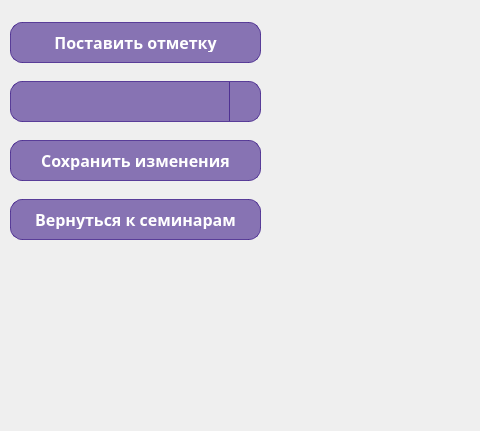
Old version of the form secondwindow.ui in the repository domnichds/seminar-manager; both pictures show x 0 to 480 and y 0 to 431 of the 1400 by 800 pixel window.
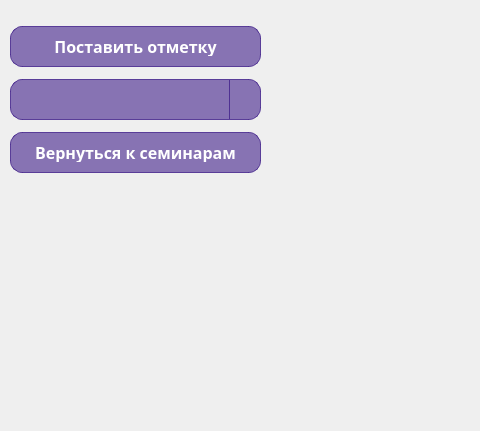
New version of the form. Icons and pictures are not drawn.

Patch:
```diff
--- a/secondwindow.ui
+++ b/secondwindow.ui
@@ -167,9 +167,9 @@
     <property name="geometry">
      <rect>
       <x>0</x>
-      <y>0</y>
+      <y>10</y>
       <width>271</width>
-      <height>311</height>
+      <height>221</height>
      </rect>
     </property>
     <layout class="QGridLayout" name="gridLayout">
@@ -235,59 +235,6 @@
       </widget>
      </item>
      <item row="2" column="0">
-      <widget class="QPushButton" name="saveChangesButton">
-       <property name="minimumSize">
-        <size>
-         <width>0</width>
-         <height>41</height>
-        </size>
-       </property>
-       <property name="maximumSize">
-        <size>
-         <width>16777215</width>
-         <height>41</height>
-        </size>
-       </property>
-       <property name="font">
-        <font>
-         <family>ALS Sector Regular</family>
-         <pointsize>-1</pointsize>
-         <bold>true</bold>
-        </font>
-       </property>
-       <property name="styleSheet">
-        <string notr="true">QPushButton {
-    background-color: rgba(65, 32, 138, 0.6);
-    color: white;
-    border: 1px solid rgba(65, 32, 138, 0.8);
-    padding: 10px 20px;
-    border-radius: 12px;
-    font-size: 16px;
-    font-weight: bold;
-}
-
-QPushButton:hover {
-    background-color: rgba(112, 69, 211, 0.8);
-    border: 1px solid rgba(112, 69, 211, 1);
-}
-
-QPushButton:pressed {
-    background-color: rgba(65, 32, 138, 1);
-    border: 1px solid rgba(65, 32, 138, 1);
-}
-
-QPushButton:focus {
-    outline: none;
-    border: 2px solid rgba(112, 69, 211, 1);
-}
-</string>
-       </property>
-       <property name="text">
-        <string>Сохранить изменения</string>
-       </property>
-      </widget>
-     </item>
-     <item row="3" column="0">
       <widget class="QPushButton" name="goBackButton">
        <property name="minimumSize">
         <size>
@@ -393,7 +340,7 @@
        </property>
       </widget>
      </item>
-     <item row="4" column="0">
+     <item row="3" column="0">
       <widget class="QLabel" name="systemMesssgeLable">
        <property name="maximumSize">
         <size>
```
Left out of the diff: 98 changed lines with no effect on the pictures.
